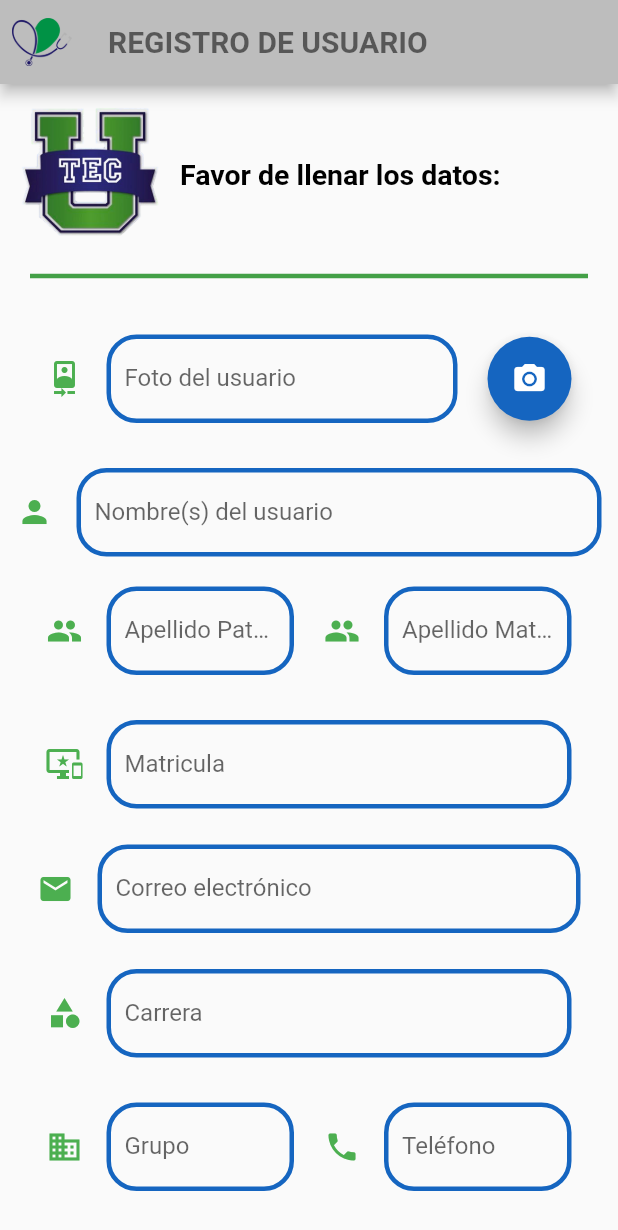
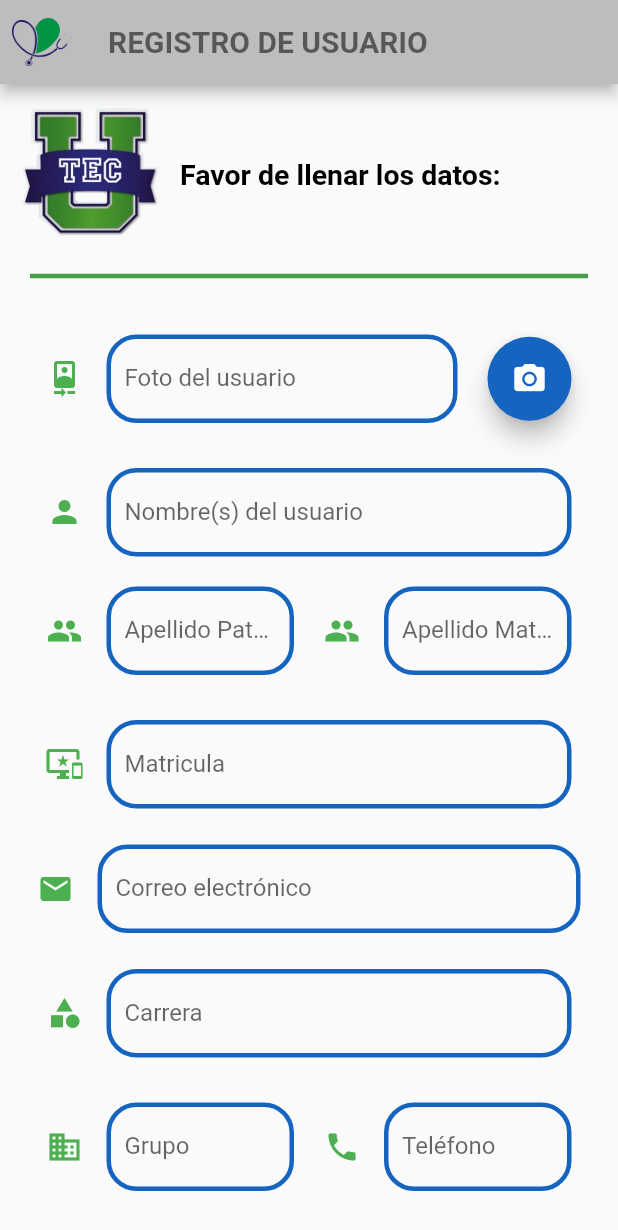
Before and after one commit to lupitaesp/SAES_APP, a Flutter app: the Registro screen opened directly, on a phone screen of 412 x 824 dp. Shown: the top 1230 px of the screen. Run offline on Flutter 3.47's test engine with Material 2 defaults, Android fonts, the phone set to English and light mode, and no system bars; our stand-ins replace image_picker, shared_preferences, shimmer; accounts and stored records are empty.

Commit message:
REGISTRO FINE

```diff
--- a/lib/ingresar/registro.dart
+++ b/lib/ingresar/registro.dart
@@ -224,7 +224,8 @@ class HomaPageState extends State<Registro> {
                                   : null,
                               controller: _fotoConroller,
                               decoration: InputDecoration(
-                          icon: Icon(Icons.camera_front, color: Colors.green),
+                                icon: Icon(Icons.camera_front,
+                                    color: Colors.green),
                                 labelText: 'Foto del usuario',
                                 hintStyle: TextStyle(
                                     fontWeight: FontWeight.bold, fontSize: 20),
@@ -258,8 +259,13 @@ class HomaPageState extends State<Registro> {
                     ),
                     SizedBox(height: 10),
                     Padding(
+                      //CARRERA
                       padding: const EdgeInsets.all(10.0),
+                      child: Row(
+                        children: <Widget>[
+                          Expanded(
                               child: Container(
+                            margin: EdgeInsets.only(right: 20.0, left: 20.0),
                             child: TextFormField(
                               validator: (valor) => valor.length < 3
                                   ? 'No se puede dejar el nombre vacío'
@@ -287,8 +293,11 @@ class HomaPageState extends State<Registro> {
                                 ),
                               ),
                             ),
+                          ))
+                        ],
                       ),
                     ),
+
                     Padding(
                       //APELLIDO PATERNO DE USUARIO
                       padding: const EdgeInsets.all(10.0),
```
Lines whose indentation alone changed are shown as unchanged.
